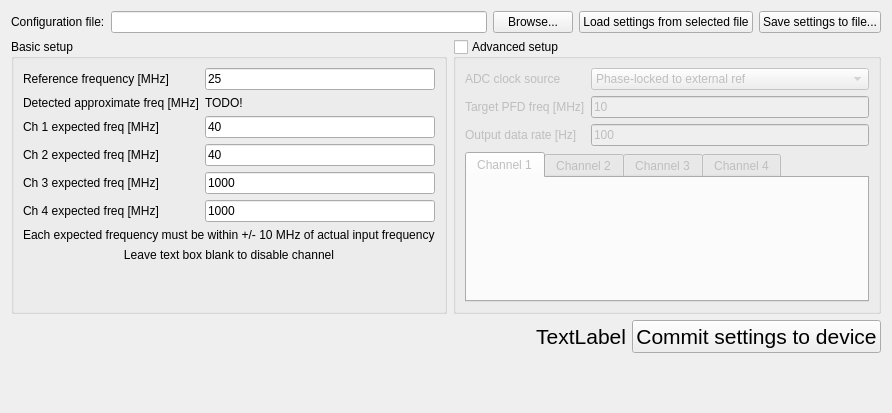
Before: the Qt Designer form digital_servo_python_gui/config_widget.ui in jddes/Frequency-comb-DPLL, drawn with Qt 5.
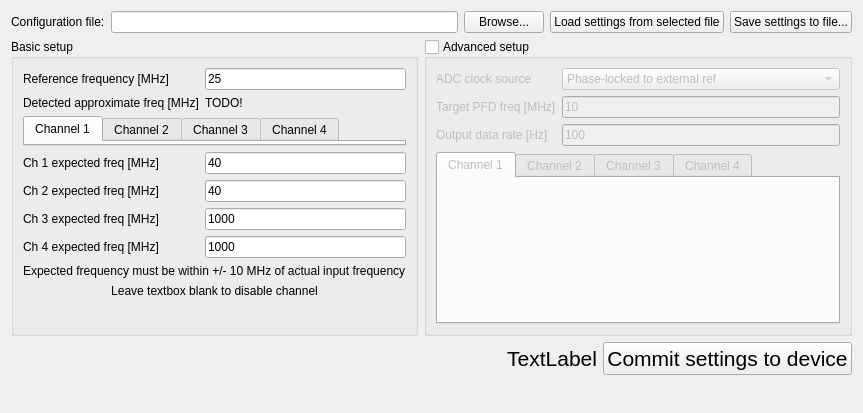
After: the same form once the commit is applied. Custom widgets are drawn as their Qt base class.

```diff
--- a/digital_servo_python_gui/config_widget.ui
+++ b/digital_servo_python_gui/config_widget.ui
@@ -86,52 +86,66 @@
       <string>Basic setup</string>
      </property>
      <layout class="QGridLayout" name="gridLayout">
-      <item row="5" column="1">
-       <widget class="QLineEdit" name="editExpectedFreq3">
+      <item row="7" column="1">
+       <widget class="QLineEdit" name="editExpectedFreq4">
         <property name="text">
          <string>1000</string>
         </property>
        </widget>
       </item>
-      <item row="1" column="0">
-       <widget class="QLabel" name="label_7">
-        <property name="text">
-         <string>Detected approximate freq [MHz]</string>
-        </property>
-       </widget>
-      </item>
-      <item row="4" column="1">
-       <widget class="QLineEdit" name="editExpectedFreq2">
-        <property name="text">
-         <string>40</string>
-        </property>
-       </widget>
-      </item>
-      <item row="5" column="0">
+      <item row="6" column="0">
        <widget class="QLabel" name="label_4">
         <property name="text">
          <string>Ch 3 expected freq [MHz]</string>
         </property>
        </widget>
       </item>
-      <item row="8" column="0" colspan="2">
+      <item row="5" column="0">
+       <widget class="QLabel" name="label_3">
+        <property name="text">
+         <string>Ch 2 expected freq [MHz]</string>
+        </property>
+       </widget>
+      </item>
+      <item row="9" column="0" colspan="2">
        <widget class="QLabel" name="label_11">
         <property name="text">
-         <string>Leave text box blank to disable channel</string>
+         <string>Leave textbox blank to disable channel</string>
         </property>
         <property name="alignment">
          <set>Qt::AlignCenter</set>
         </property>
        </widget>
       </item>
-      <item row="7" column="0" colspan="2">
+      <item row="0" column="0">
+       <widget class="QLabel" name="label">
+        <property name="text">
+         <string>Reference frequency [MHz]</string>
+        </property>
+       </widget>
+      </item>
+      <item row="8" column="0" colspan="2">
        <widget class="QLabel" name="label_12">
         <property name="text">
-         <string>Each expected frequency must be within +/- 10 MHz of actual input frequency</string>
+         <string>Expected frequency must be within +/- 10 MHz of actual input frequency</string>
         </property>
        </widget>
       </item>
-      <item row="6" column="0">
+      <item row="1" column="0">
+       <widget class="QLabel" name="label_7">
+        <property name="text">
+         <string>Detected approximate freq [MHz]</string>
+        </property>
+       </widget>
+      </item>
+      <item row="4" column="1">
+       <widget class="QLineEdit" name="editExpectedFreq1">
+        <property name="text">
+         <string>40</string>
+        </property>
+       </widget>
+      </item>
+      <item row="7" column="0">
        <widget class="QLabel" name="label_5">
         <property name="text">
          <string>Ch 4 expected freq [MHz]</string>
@@ -139,55 +153,13 @@
        </widget>
       </item>
       <item row="6" column="1">
-       <widget class="QLineEdit" name="editExpectedFreq4">
+       <widget class="QLineEdit" name="editExpectedFreq3">
         <property name="text">
          <string>1000</string>
         </property>
        </widget>
       </item>
-      <item row="4" column="0">
-       <widget class="QLabel" name="label_3">
-        <property name="text">
-         <string>Ch 2 expected freq [MHz]</string>
-        </property>
-       </widget>
-      </item>
-      <item row="1" column="1">
-       <widget class="QLabel" name="lblRefFreq">
-        <property name="text">
-         <string>TODO!</string>
-        </property>
-       </widget>
-      </item>
-      <item row="3" column="0">
-       <widget class="QLabel" name="label_2">
-        <property name="text">
-         <string>Ch 1 expected freq [MHz]</string>
-        </property>
-       </widget>
-      </item>
-      <item row="3" column="1">
-       <widget class="QLineEdit" name="editExpectedFreq1">
-        <property name="text">
-         <string>40</string>
-        </property>
-       </widget>
-      </item>
-      <item row="0" column="0">
-       <widget class="QLabel" name="label">
-        <property name="text">
-         <string>Reference frequency [MHz]</string>
-        </property>
-       </widget>
-      </item>
-      <item row="0" column="1">
-       <widget class="QLineEdit" name="editRefFreq">
-        <property name="text">
-         <string>25</string>
-        </property>
-       </widget>
-      </item>
-      <item row="9" column="0" colspan="2">
+      <item row="10" column="0" colspan="2">
        <spacer name="verticalSpacer_2">
         <property name="orientation">
          <enum>Qt::Vertical</enum>
@@ -200,6 +172,61 @@
         </property>
        </spacer>
       </item>
+      <item row="1" column="1">
+       <widget class="QLabel" name="lblRefFreq">
+        <property name="text">
+         <string>TODO!</string>
+        </property>
+       </widget>
+      </item>
+      <item row="0" column="1">
+       <widget class="QLineEdit" name="editRefFreq">
+        <property name="text">
+         <string>25</string>
+        </property>
+       </widget>
+      </item>
+      <item row="4" column="0">
+       <widget class="QLabel" name="label_2">
+        <property name="text">
+         <string>Ch 1 expected freq [MHz]</string>
+        </property>
+       </widget>
+      </item>
+      <item row="5" column="1">
+       <widget class="QLineEdit" name="editExpectedFreq2">
+        <property name="text">
+         <string>40</string>
+        </property>
+       </widget>
+      </item>
+      <item row="2" column="0" colspan="2">
+       <widget class="QTabWidget" name="tabWidgetBasic">
+        <property name="currentIndex">
+         <number>0</number>
+        </property>
+        <widget class="ControllerSettingsWidget" name="tabBasic1">
+         <attribute name="title">
+          <string>Channel 1</string>
+         </attribute>
+        </widget>
+        <widget class="ControllerSettingsWidget" name="tabBasic2">
+         <attribute name="title">
+          <string>Channel 2</string>
+         </attribute>
+        </widget>
+        <widget class="ControllerSettingsWidget" name="tabBasic3">
+         <attribute name="title">
+          <string>Channel 3</string>
+         </attribute>
+        </widget>
+        <widget class="ControllerSettingsWidget" name="tabBasic4">
+         <attribute name="title">
+          <string>Channel 4</string>
+         </attribute>
+        </widget>
+       </widget>
+      </item>
      </layout>
     </widget>
    </item>
@@ -319,6 +346,12 @@
    <header>channel_settings</header>
    <container>1</container>
   </customwidget>
+  <customwidget>
+   <class>ControllerSettingsWidget</class>
+   <extends>QWidget</extends>
+   <header>controller_settings_widget</header>
+   <container>1</container>
+  </customwidget>
  </customwidgets>
  <resources/>
  <connections/>
```
